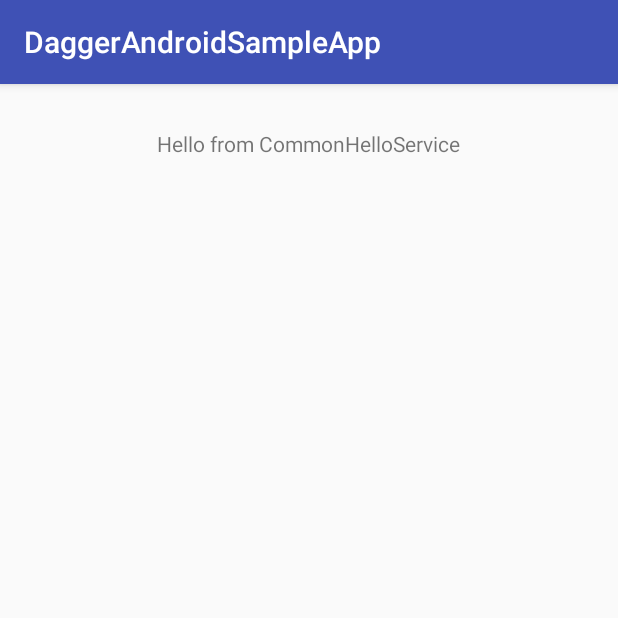
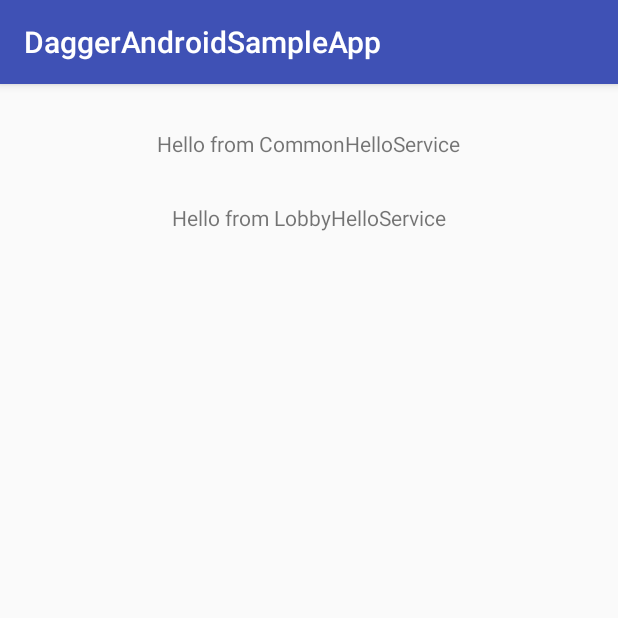
Before and after one commit to jshvarts/DaggerAndroidMVP, an Android app: the screen it shows after launch (LobbyActivity), on a phone screen of 412 x 824 dp, the top half of it. Run offline under Robolectric (Android 15) with nearby library versions, the phone set to English and light mode, and no system bars; our stand-ins replace ButterKnife, Dagger/Hilt's generated code.

Commit message:
add activity scoped dependencies

```diff
--- a/app/src/main/java/com/jshvarts/daggerandroidsampleapp/common/CommonHelloService.java
+++ b/app/src/main/java/com/jshvarts/daggerandroidsampleapp/common/CommonHelloService.java
@@ -1,5 +1,7 @@
 package com.jshvarts.daggerandroidsampleapp.common;
 
-public interface CommonHelloService {
-    String sayHello();
+public class CommonHelloService {
+    public String sayHello() {
+        return "Hello from CommonHelloService";
+    }
 }
--- a/app/src/main/java/com/jshvarts/daggerandroidsampleapp/common/CommonHelloServiceImpl.java
+++ /dev/null
@@ -1,8 +0,0 @@
-package com.jshvarts.daggerandroidsampleapp.common;
-
-public class CommonHelloServiceImpl implements CommonHelloService {
-    @Override
-    public String sayHello() {
-        return "Hello from CommonHelloService";
-    }
-}
--- a/app/src/main/java/com/jshvarts/daggerandroidsampleapp/di/AppModule.java
+++ b/app/src/main/java/com/jshvarts/daggerandroidsampleapp/di/AppModule.java
@@ -4,7 +4,6 @@ import android.content.Context;
 
 import com.jshvarts.daggerandroidsampleapp.App;
 import com.jshvarts.daggerandroidsampleapp.common.CommonHelloService;
-import com.jshvarts.daggerandroidsampleapp.common.CommonHelloServiceImpl;
 
 import javax.inject.Singleton;
 
@@ -24,7 +23,7 @@ public class AppModule {
 
     @Singleton
     @Provides
-    CommonHelloService provideCommonRepository() {
-        return new CommonHelloServiceImpl();
+    CommonHelloService provideCommonHelloService() {
+        return new CommonHelloService();
     }
 }
--- a/app/src/main/java/com/jshvarts/daggerandroidsampleapp/di/BuildersModule.java
+++ b/app/src/main/java/com/jshvarts/daggerandroidsampleapp/di/BuildersModule.java
@@ -1,6 +1,7 @@
 package com.jshvarts.daggerandroidsampleapp.di;
 
 import com.jshvarts.daggerandroidsampleapp.lobby.LobbyActivity;
+import com.jshvarts.daggerandroidsampleapp.lobby.LobbyActivityModule;
 
 import dagger.Module;
 import dagger.android.ContributesAndroidInjector;
@@ -11,7 +12,7 @@ import dagger.android.ContributesAndroidInjector;
 @Module
 public abstract class BuildersModule {
 
-    @ContributesAndroidInjector
+    @ContributesAndroidInjector(modules = LobbyActivityModule.class)
     abstract LobbyActivity bindLobbyActivity();
 
     // Add bindings for other sub-components here
--- a/app/src/main/java/com/jshvarts/daggerandroidsampleapp/lobby/LobbyActivity.java
+++ b/app/src/main/java/com/jshvarts/daggerandroidsampleapp/lobby/LobbyActivity.java
@@ -15,11 +15,17 @@ import dagger.android.AndroidInjection;
 
 public class LobbyActivity extends AppCompatActivity {
 
-    @BindView(R.id.hello_from_common)
-    protected TextView helloFromCommonTextView;
+    @BindView(R.id.common_hello)
+    protected TextView commonHelloTextView;
+
+    @BindView(R.id.lobby_hello)
+    protected TextView lobbyHelloTextView;
 
     @Inject
-    protected CommonHelloService commonRepository;
+    protected CommonHelloService commonHelloService;
+
+    @Inject
+    protected LobbyHelloService lobbyHelloService;
 
     @Override
     protected void onCreate(Bundle savedInstanceState) {
@@ -35,10 +41,15 @@ public class LobbyActivity extends AppCompatActivity {
         super.onResume();
 
         sayCommonHello();
+
+        sayLobbyHello();
     }
 
     private void sayCommonHello() {
-        String helloText = commonRepository.sayHello();
-        helloFromCommonTextView.setText(helloText);
+        commonHelloTextView.setText(commonHelloService.sayHello());
+    }
+
+    private void sayLobbyHello() {
+        lobbyHelloTextView.setText(lobbyHelloService.sayHello());
     }
 }
--- /dev/null
+++ b/app/src/main/java/com/jshvarts/daggerandroidsampleapp/lobby/LobbyActivityModule.java
@@ -0,0 +1,16 @@
+package com.jshvarts.daggerandroidsampleapp.lobby;
+
+import dagger.Module;
+import dagger.Provides;
+
+/**
+ * Define LobbyActivity-specific dependencies here.
+ */
+@Module
+public class LobbyActivityModule {
+
+    @Provides
+    LobbyHelloService provideLobbyHelloService() {
+        return new LobbyHelloService();
+    }
+}
--- /dev/null
+++ b/app/src/main/java/com/jshvarts/daggerandroidsampleapp/lobby/LobbyHelloService.java
@@ -0,0 +1,7 @@
+package com.jshvarts.daggerandroidsampleapp.lobby;
+
+public class LobbyHelloService {
+    public String sayHello() {
+        return "Hello from LobbyHelloService";
+    }
+}
--- a/app/src/main/res/layout/lobby_activity.xml
+++ b/app/src/main/res/layout/lobby_activity.xml
@@ -8,7 +8,14 @@
     tools:context="com.jshvarts.daggerandroidsampleapp.lobby.LobbyActivity">
 
     <TextView
-        android:id="@+id/hello_from_common"
+        android:id="@+id/common_hello"
+        android:layout_width="wrap_content"
+        android:layout_height="wrap_content"
+        android:layout_gravity="center_horizontal"
+        android:layout_marginTop="30dp" />
+
+    <TextView
+        android:id="@+id/lobby_hello"
         android:layout_width="wrap_content"
         android:layout_height="wrap_content"
         android:layout_gravity="center_horizontal"
```
